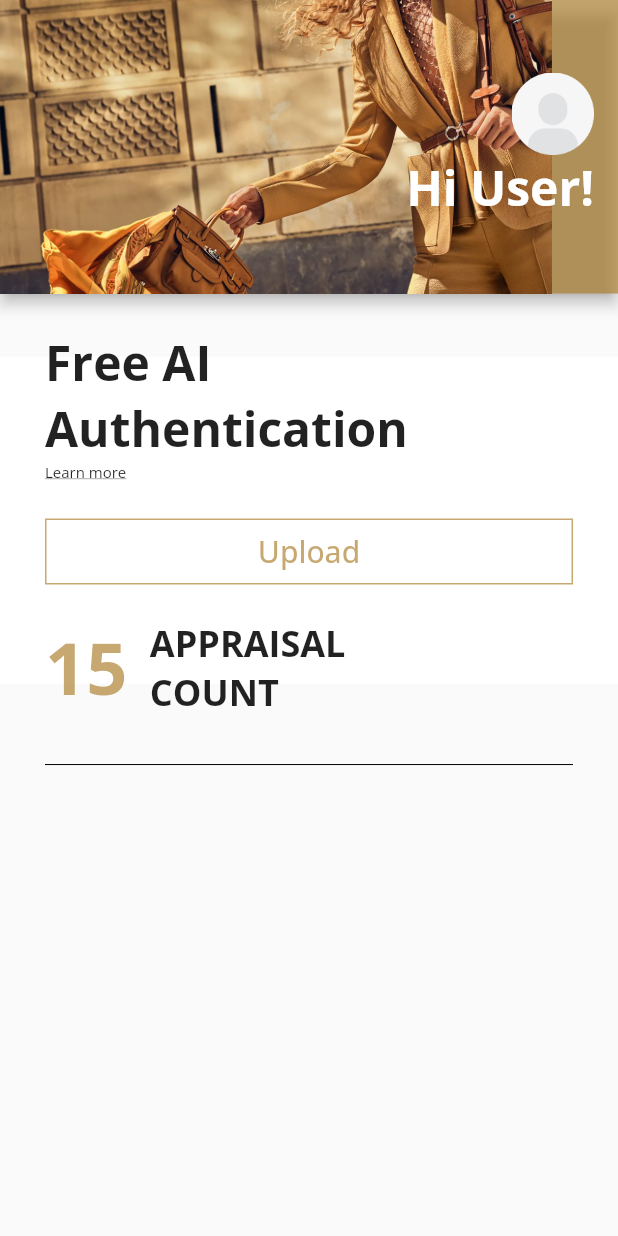
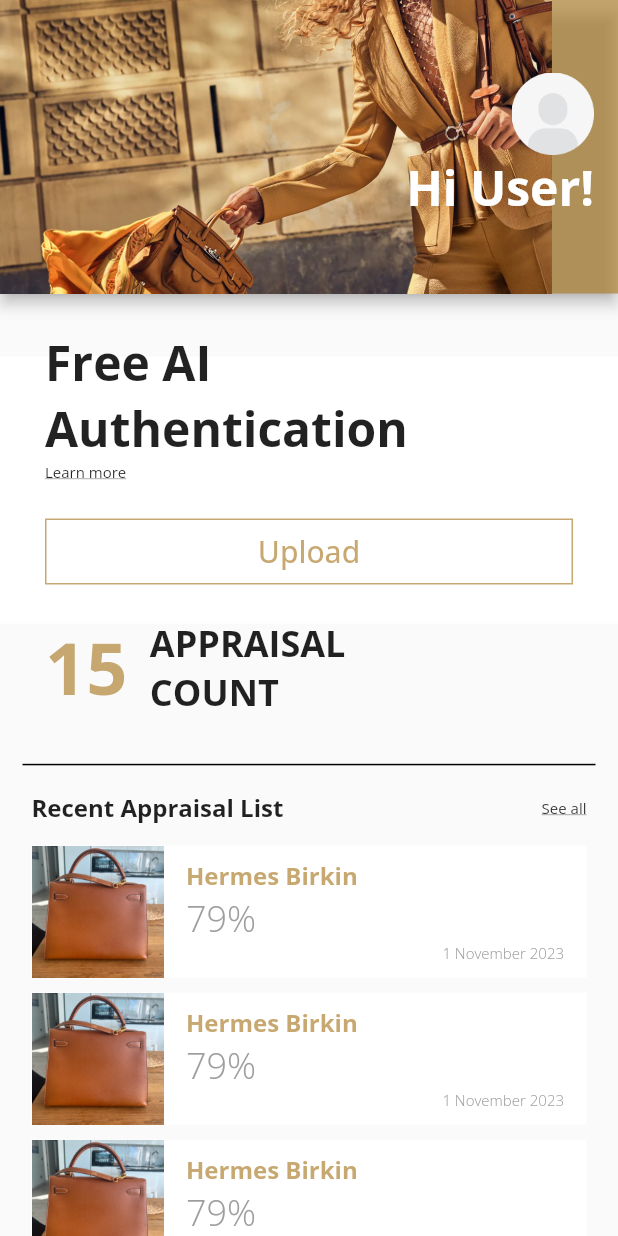
Before and after one commit to rrreb/FYP-mobile-app, a Flutter app: the screen it shows after launch, on a phone screen of 412 x 824 dp. Run offline on Flutter 3.47's test engine with Material 2 defaults, Android fonts, the phone set to English and light mode, and no system bars.

Commit message:
home: body done

```diff
--- a/flutter_application/lib/main.dart
+++ b/flutter_application/lib/main.dart
@@ -33,11 +33,13 @@ class MyApp extends StatelessWidget {
   }
 }
 
+final Color primaryColor = Color(0xaaaa7d29);
+
 class MyHomePage extends StatelessWidget {
   @override
   Widget build(BuildContext context) {
     double width = MediaQuery.of(context).size.width;
-    final Color primaryColor = Color(0xaaaa7d29);
+    // final Color primaryColor = Color(0xaaaa7d29);
 
     return Scaffold(
         appBar: AppBar(
@@ -125,18 +127,108 @@ class MyHomePage extends StatelessWidget {
                             ),
                           ],
                         ),
-                        SizedBox(height: 24),
-                        Divider(
-                          color: Colors.black,
-                        )
                       ],
                     ),
                   ),
                 ),
               ],
             ),
+            Container(
+              margin: EdgeInsets.symmetric(horizontal: 15),
+              child: Divider(
+                color: Colors.black,
+                thickness: 1,
+              ),
+            ),
+            SizedBox(height: 10),
+            Container(
+              margin: EdgeInsets.symmetric(horizontal: 21),
+              child: Column(
+                children: <Widget>[
+                  Row(
+                    mainAxisAlignment: MainAxisAlignment.spaceBetween,
+                    children: <Widget>[
+                      Text(
+                        'Recent Appraisal List',
+                        style: TextStyle(
+                            fontWeight: FontWeight.bold, fontSize: 16),
+                      ),
+                      Text(
+                        'See all',
+                        style: TextStyle(
+                            decoration: TextDecoration.underline, fontSize: 10),
+                      )
+                    ],
+                  ),
+                  SizedBox(height: 14),
+                  AppraisalItem(
+                      name: 'Hermes Birkin', rate: 79, date: '1 November 2023'),
+                  AppraisalItem(
+                      name: 'Hermes Birkin', rate: 79, date: '1 November 2023'),
+                  AppraisalItem(
+                      name: 'Hermes Birkin', rate: 79, date: '1 November 2023'),
+                ],
+              ),
+            ),
           ],
         ));
+  }
+}
+
+class AppraisalItem extends StatelessWidget {
+  final String name;
+  final int rate;
+  final String date;
+
+  const AppraisalItem({
+    Key? key,
+    required this.name,
+    required this.rate,
+    required this.date,
+  }) : super(key: key);
+
+  @override
+  Widget build(BuildContext context) {
+    return Container(
+        color: Colors.white,
+        margin: EdgeInsets.only(bottom: 10),
+        child: Row(children: <Widget>[
+          Image(
+            image: AssetImage('assets/images/temp-bag.png'),
+            height: 88,
+          ),
+          SizedBox(width: 15),
+          Expanded(
+            child: Column(
+              crossAxisAlignment: CrossAxisAlignment.stretch,
+              children: <Widget>[
+                Text(
+                  name,
+                  style: TextStyle(
+                      fontWeight: FontWeight.bold,
+                      fontSize: 16,
+                      color: primaryColor),
+                ),
+                Text(
+                  rate.toString() + '%',
+                  style: TextStyle(
+                      fontWeight: FontWeight.w200,
+                      fontSize: 24,
+                      color: Colors.grey),
+                ),
+                Text(
+                  date,
+                  style: TextStyle(
+                      fontWeight: FontWeight.w200,
+                      fontSize: 10,
+                      color: Colors.grey),
+                  textAlign: TextAlign.right,
+                ),
+              ],
+            ),
+          ),
+          SizedBox(width: 15),
+        ]));
   }
 }
 
```
Also changed, not shown: flutter_application/assets/images/temp-bag.png (added).
